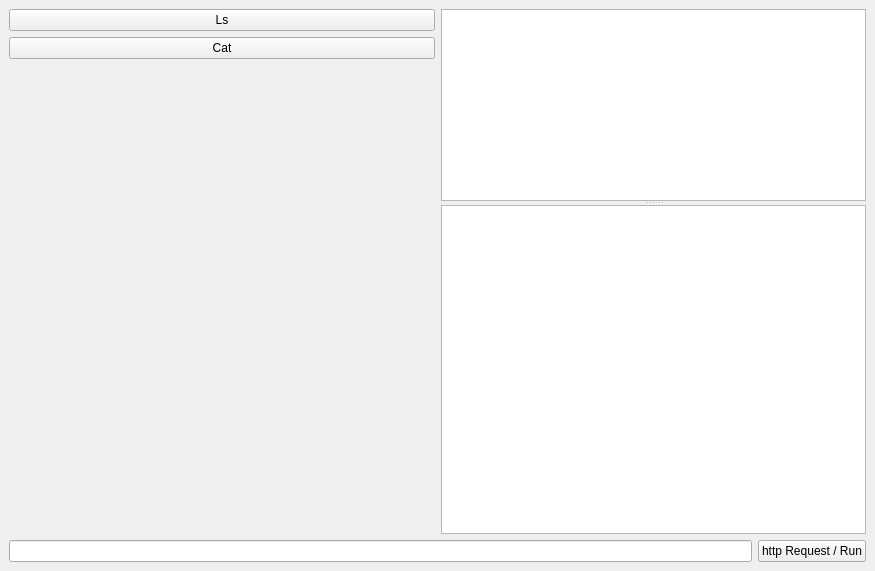
TomographicImaging/Qt-collaboration, file examples/command_control_tree/simple.ui: the form before one commit.
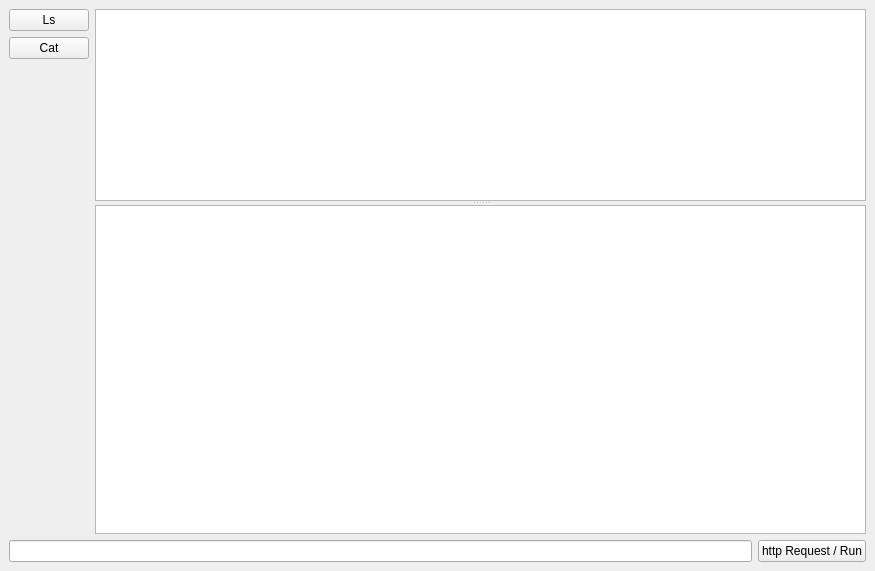
The form after the commit.

Commit message: sizing a spacer in the tree gui

Diff of the .ui file:
```diff
--- a/examples/command_control_tree/simple.ui
+++ b/examples/command_control_tree/simple.ui
@@ -52,6 +52,12 @@
         </item>
         <item>
          <widget class="QSplitter" name="splitter">
+          <property name="sizePolicy">
+           <sizepolicy hsizetype="Expanding" vsizetype="Expanding">
+            <horstretch>0</horstretch>
+            <verstretch>0</verstretch>
+           </sizepolicy>
+          </property>
           <property name="orientation">
            <enum>Qt::Vertical</enum>
           </property>
```
